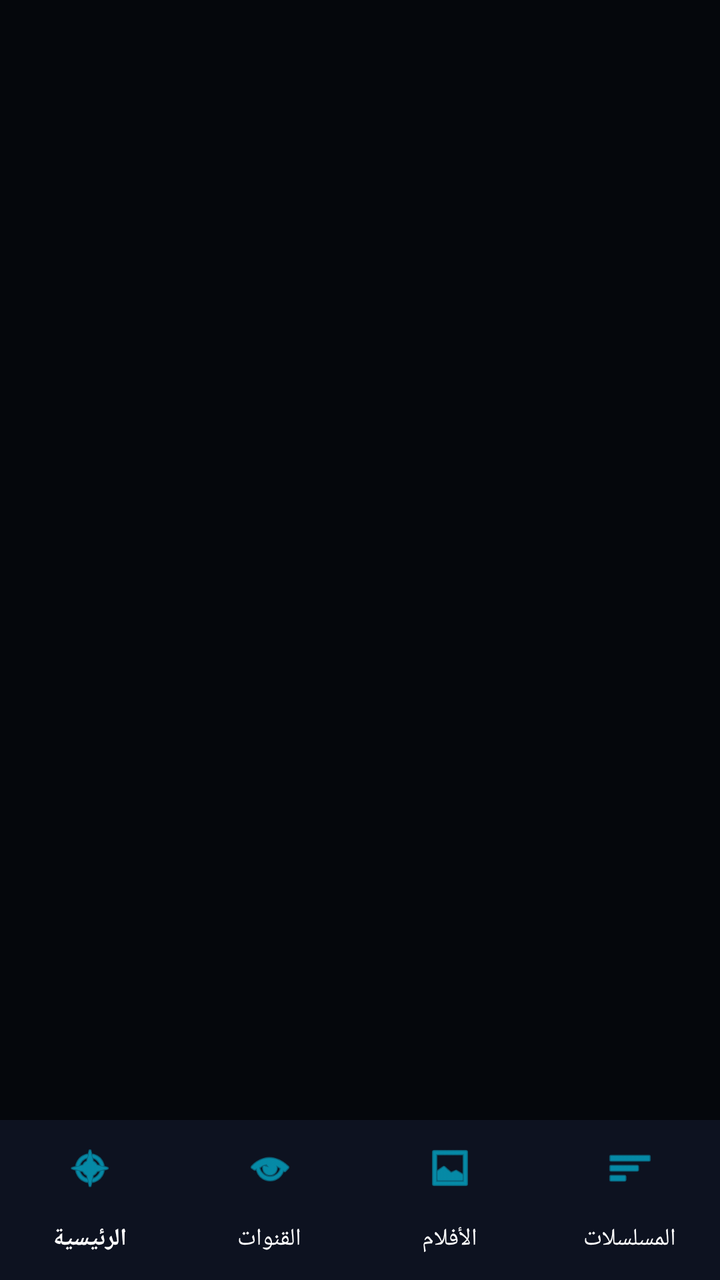
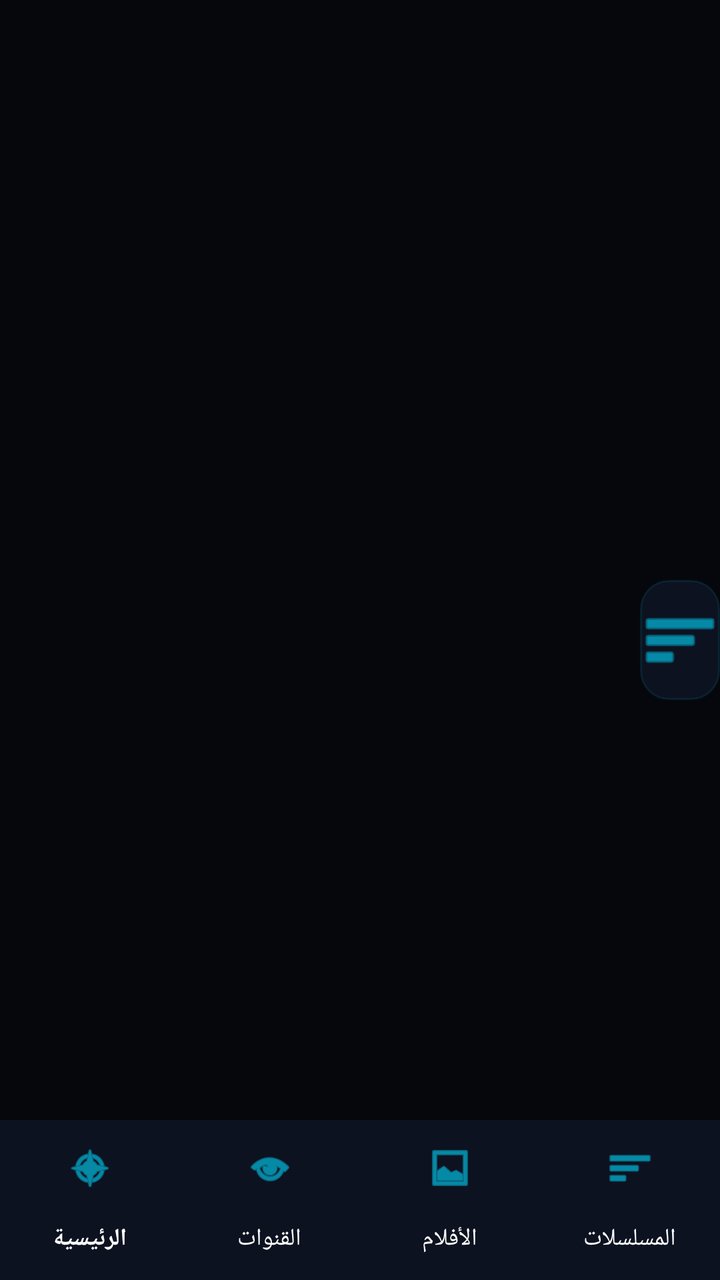

Before-and-after screenshots of an Android layout around one commit, followed by the original layout XML and the change that was made.
<!-- AndroidManifest.xml: application theme Theme.Xtreme -->
<!-- res/layout/activity_main.xml -->
<?xml version="1.0" encoding="utf-8"?>
<androidx.drawerlayout.widget.DrawerLayout xmlns:android="http://schemas.android.com/apk/res/android"
    xmlns:app="http://schemas.android.com/apk/res-auto"
    android:id="@+id/drawer_layout"
    android:layout_width="match_parent"
    android:layout_height="match_parent">

    
    <LinearLayout
        android:layout_width="match_parent"
        android:layout_height="match_parent"
        android:orientation="vertical"
        android:background="@color/bg_deep">

        <FrameLayout
            android:id="@+id/fragment_container"
            android:layout_width="match_parent"
            android:layout_height="0dp"
            android:layout_weight="1" />

        <com.google.android.material.bottomnavigation.BottomNavigationView
            android:id="@+id/bottom_nav"
            android:layout_width="match_parent"
            android:layout_height="wrap_content"
            android:background="@color/bg_card"
            app:itemIconTint="@color/neon_cyan"
            app:itemTextColor="@color/text_primary"
            app:itemActiveIndicatorStyle="@null"
            app:labelVisibilityMode="labeled"
            app:menu="@menu/bottom_nav_menu" />
    </LinearLayout>

    
    <ImageView
        android:id="@+id/openDrawerBtn"
        android:layout_width="40dp"
        android:layout_height="60dp"
        android:layout_gravity="end|center_vertical"
        android:background="@drawable/bg_search"
        android:src="@android:drawable/ic_menu_sort_by_size"
        android:tint="@color/neon_cyan"
        android:contentDescription="Settings"
        android:elevation="8dp"/>

    
    <LinearLayout
        android:layout_width="280dp"
        android:layout_height="match_parent"
        android:layout_gravity="end"
        android:background="@color/bg_card"
        android:orientation="vertical"
        android:padding="20dp">

        <TextView
            android:layout_width="wrap_content"
            android:layout_height="wrap_content"
            android:layout_marginTop="40dp"
            android:layout_marginBottom="30dp"
            android:text="Xtreme IPTV"
            android:textColor="@color/neon_cyan"
            android:textSize="24sp"
            android:textStyle="bold"
            android:letterSpacing="0.1"/>

        <TextView
            android:id="@+id/menu_settings"
            android:layout_width="match_parent"
            android:layout_height="wrap_content"
            android:layout_marginBottom="16dp"
            android:padding="12dp"
            android:text="⚙️ الإعدادات"
            android:textColor="@color/text_primary"
            android:textSize="16sp"
            android:background="?android:attr/selectableItemBackground"/>

        <TextView
            android:id="@+id/menu_about"
            android:layout_width="match_parent"
            android:layout_height="wrap_content"
            android:layout_marginBottom="16dp"
            android:padding="12dp"
            android:text="ℹ️ حول التطبيق"
            android:textColor="@color/text_primary"
            android:textSize="16sp"
            android:background="?android:attr/selectableItemBackground"/>

        <View
            android:layout_width="match_parent"
            android:layout_height="1dp"
            android:background="@color/divider"
            android:layout_marginVertical="16dp"/>

        <TextView
            android:id="@+id/menu_logout"
            android:layout_width="match_parent"
            android:layout_height="wrap_content"
            android:padding="12dp"
            android:text="🚪 تسجيل الخروج"
            android:textColor="@color/neon_pink"
            android:textSize="16sp"
            android:background="?android:attr/selectableItemBackground"/>

    </LinearLayout>
</androidx.drawerlayout.widget.DrawerLayout>
<!-- resources referenced by this layout -->
<resources>
  <color name="bg_card">#0D1220</color>
  <color name="bg_deep">#05070C</color>
  <color name="divider">#1A2233</color>
  <color name="neon_cyan">#00D9FF</color>
  <color name="neon_pink">#FF4081</color>
  <color name="text_primary">#FFFFFF</color>
  <!-- drawable bg_search (drawable) -->
  <?xml version="1.0" encoding="utf-8"?>
  <shape xmlns:android="http://schemas.android.com/apk/res/android">
      <solid android:color="@color/bg_card"/>
      <corners android:radius="14dp"/>
      <stroke android:width="1dp" android:color="#1A00D9FF"/>
  </shape>
  <style name="Theme.Xtreme" parent="Theme.Material3.Dark.NoActionBar">
          <item name="colorPrimary">@color/neon_cyan</item>
          <item name="colorOnPrimary">#000000</item>
          <item name="colorSecondary">@color/neon_purple</item>
          <item name="colorOnSecondary">#FFFFFF</item>
          <item name="android:windowBackground">@color/bg_deep</item>
          <item name="android:statusBarColor">@color/bg_deep</item>
          <item name="android:navigationBarColor">@color/bg_deep</item>
          <item name="android:windowLightStatusBar">false</item>
      </style>
  <color name="neon_purple">#8B5CF6</color>
</resources>

<!-- the commit's change to res/layout/activity_main.xml (unified diff, before → after) -->
@@ -6,41 +6,48 @@
     android:layout_height="match_parent">
 
     
-    <LinearLayout
+    <RelativeLayout
         android:layout_width="match_parent"
         android:layout_height="match_parent"
-        android:orientation="vertical"
         android:background="@color/bg_deep">
 
-        <FrameLayout
-            android:id="@+id/fragment_container"
+        <LinearLayout
             android:layout_width="match_parent"
-            android:layout_height="0dp"
-            android:layout_weight="1" />
+            android:layout_height="match_parent"
+            android:orientation="vertical">
 
-        <com.google.android.material.bottomnavigation.BottomNavigationView
-            android:id="@+id/bottom_nav"
-            android:layout_width="match_parent"
-            android:layout_height="wrap_content"
-            android:background="@color/bg_card"
-            app:itemIconTint="@color/neon_cyan"
-            app:itemTextColor="@color/text_primary"
-            app:itemActiveIndicatorStyle="@null"
-            app:labelVisibilityMode="labeled"
-            app:menu="@menu/bottom_nav_menu" />
-    </LinearLayout>
+            <FrameLayout
+                android:id="@+id/fragment_container"
+                android:layout_width="match_parent"
+                android:layout_height="0dp"
+                android:layout_weight="1" />
 
-    
-    <ImageView
-        android:id="@+id/openDrawerBtn"
-        android:layout_width="40dp"
-        android:layout_height="60dp"
-        android:layout_gravity="end|center_vertical"
-        android:background="@drawable/bg_search"
-        android:src="@android:drawable/ic_menu_sort_by_size"
-        android:tint="@color/neon_cyan"
-        android:contentDescription="Settings"
-        android:elevation="8dp"/>
+            <com.google.android.material.bottomnavigation.BottomNavigationView
+                android:id="@+id/bottom_nav"
+                android:layout_width="match_parent"
+                android:layout_height="wrap_content"
+                android:background="@color/bg_card"
+                app:itemIconTint="@color/neon_cyan"
+                app:itemTextColor="@color/text_primary"
+                app:itemActiveIndicatorStyle="@null"
+                app:labelVisibilityMode="labeled"
+                app:menu="@menu/bottom_nav_menu" />
+        </LinearLayout>
+
+        
+        <ImageView
+            android:id="@+id/openDrawerBtn"
+            android:layout_width="40dp"
+            android:layout_height="60dp"
+            android:layout_alignParentEnd="true"
+            android:layout_centerVertical="true"
+            android:background="@drawable/bg_search"
+            android:src="@android:drawable/ic_menu_sort_by_size"
+            android:tint="@color/neon_cyan"
+            android:contentDescription="Settings"
+            android:elevation="8dp"/>
+
+    </RelativeLayout>
 
     
     <LinearLayout
